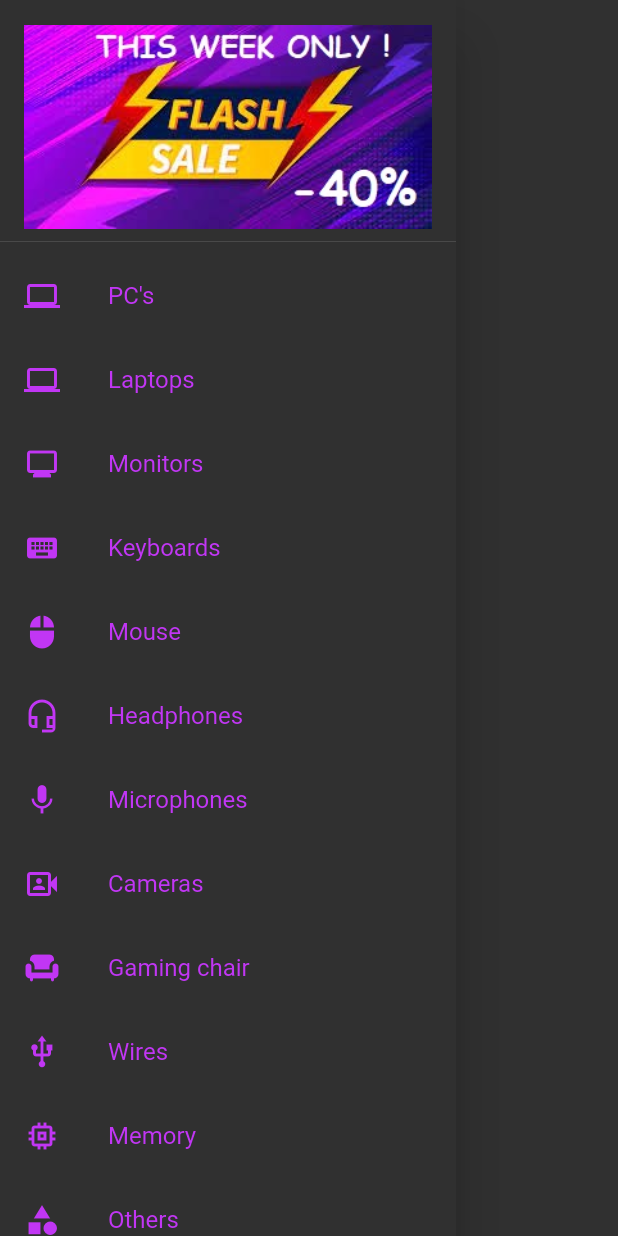
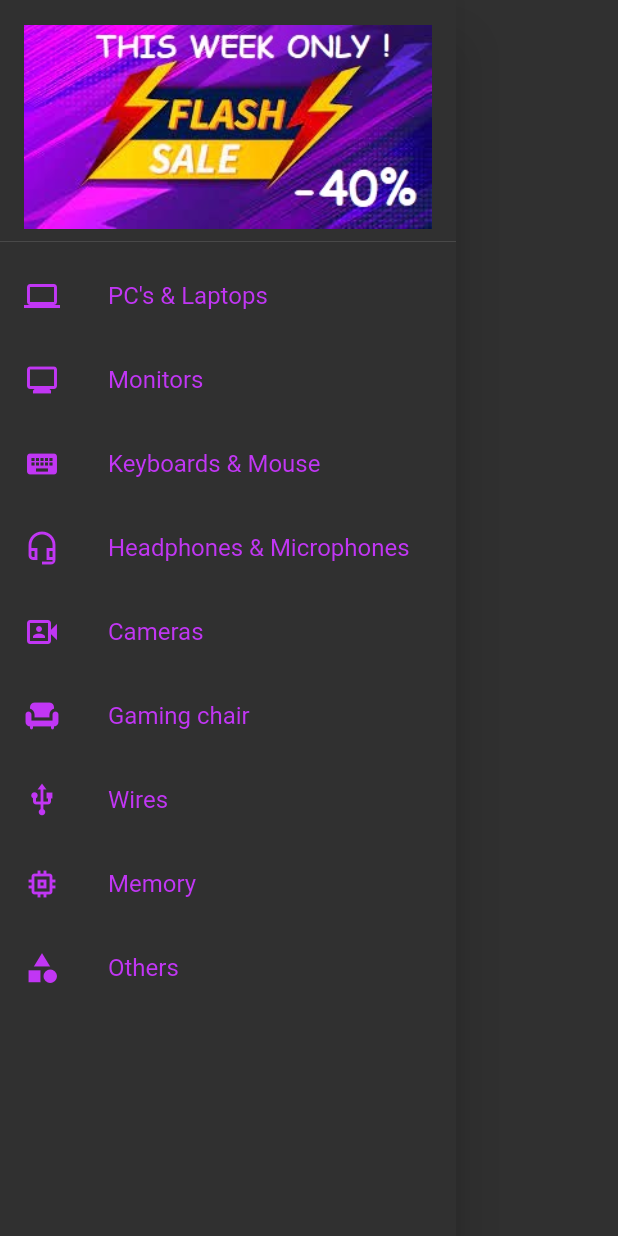
Before and after one commit to patryklaskowski1/gaming_shop_ui, a Flutter app: the BackDrawerMenu widget shown alone on an empty page, opened directly, on a phone screen of 412 x 824 dp. Run offline on Flutter 3.47's test engine with Material 2 defaults, Android fonts, the phone set to English and light mode, and no system bars; our stand-ins replace photo_view.

Commit message:
rebuild drawer menu

```diff
--- a/lib/home_page/page/home_page.dart
+++ b/lib/home_page/page/home_page.dart
@@ -6,6 +6,7 @@ import 'package:gaming_shop_ui/home_page/widgets/cameras_view_model.dart';
 import 'package:gaming_shop_ui/home_page/widgets/chair_view_model.dart';
 import 'package:gaming_shop_ui/home_page/widgets/headphones_view_model.dart';
 import 'package:gaming_shop_ui/home_page/widgets/keyboards_view_model.dart';
+import 'package:gaming_shop_ui/home_page/widgets/laptop_view_model.dart';
 import 'package:gaming_shop_ui/home_page/widgets/memory_view_model.dart';
 import 'package:gaming_shop_ui/home_page/widgets/microphones_view_model.dart';
 import 'package:gaming_shop_ui/home_page/widgets/monitors_view_model.dart';
@@ -96,6 +97,7 @@ class HomePage extends StatelessWidget {
                   ChairViewModel(),
                   HeadphonesViewModel(),
                   KeyboardsViewModel(),
+                  LaptopViewModel(),
                   MemoryViewModel(),
                   MicrophonesViewModel(),
                   MonitorsViewModel(),
--- a/lib/home_page/widgets/back_drawer_menu.dart
+++ b/lib/home_page/widgets/back_drawer_menu.dart
@@ -24,22 +24,7 @@ class BackDrawerMenu extends StatelessWidget {
               color: colorFont,
             ),
             title: const Text(
-              "PC's",
-              style: TextStyle(
-                color: colorFont,
-              ),
-            ),
-            onTap: () {
-              Navigator.pop(context);
-            },
-          ),
-          ListTile(
-            leading: const Icon(
-              Icons.laptop,
-              color: colorFont,
-            ),
-            title: const Text(
-              'Laptops',
+              "PC's & Laptops",
               style: TextStyle(
                 color: colorFont,
               ),
@@ -69,22 +54,7 @@ class BackDrawerMenu extends StatelessWidget {
               color: colorFont,
             ),
             title: const Text(
-              'Keyboards',
-              style: TextStyle(
-                color: colorFont,
-              ),
-            ),
-            onTap: () {
-              Navigator.pop(context);
-            },
-          ),
-          ListTile(
-            leading: const Icon(
-              Icons.mouse,
-              color: colorFont,
-            ),
-            title: const Text(
-              'Mouse',
+              'Keyboards & Mouse',
               style: TextStyle(
                 color: colorFont,
               ),
@@ -99,22 +69,7 @@ class BackDrawerMenu extends StatelessWidget {
               color: colorFont,
             ),
             title: const Text(
-              'Headphones',
-              style: TextStyle(
-                color: colorFont,
-              ),
-            ),
-            onTap: () {
-              Navigator.pop(context);
-            },
-          ),
-          ListTile(
-            leading: const Icon(
-              Icons.mic,
-              color: colorFont,
-            ),
-            title: const Text(
-              'Microphones',
+              'Headphones & Microphones',
               style: TextStyle(
                 color: colorFont,
               ),
```
Also changed, not shown: lib/home_page/widgets/laptop_view_model.dart (added, +109 -0 lines), images/laptop.png (added), images/ram1.jpg (deleted), images/ram2.jpg (deleted), images/usb1.jpg (deleted).
